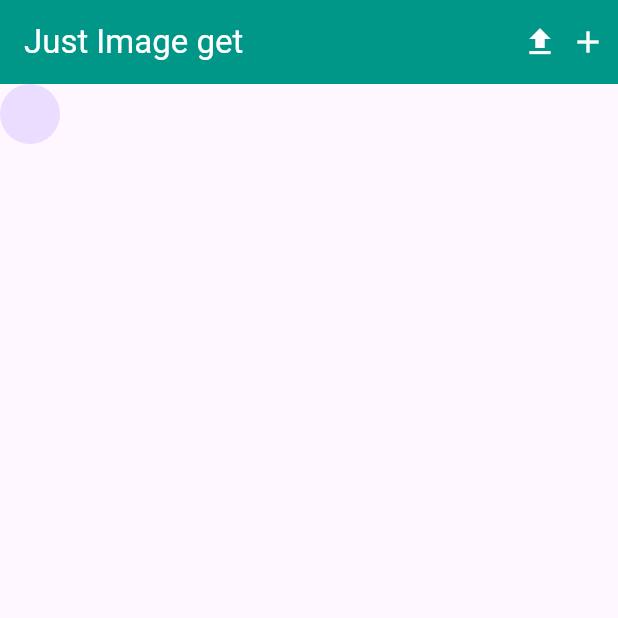
After one commit to Malik399758/Upoad_image_on_firebase, a Flutter app: the screen it shows after launch, after a tap on the "add" icon, on a phone screen of 412 x 824 dp, the top half of it. The commit adds this screen. Run offline on Flutter 3.47's test engine with Material 3 defaults, Android fonts, the phone set to English and light mode, and no system bars; our stand-ins replace cloud_firestore, firebase_auth, firebase_core, firebase_storage, google_fonts, image_picker; accounts and stored records are empty; network calls fail.

Commit message:
get image

```diff
--- a/lib/main.dart
+++ b/lib/main.dart
@@ -5,6 +5,9 @@ import 'package:firebase_storage_image/views/controllers/sign_up_provider/sign_u
 import 'package:firebase_storage_image/views/ui/auth_module/sign_up_screen.dart';
 import 'package:firebase_storage_image/views/ui/auth_module/sign_up_screen2.dart';
 import 'package:firebase_storage_image/views/ui/crud_operation/crud_operation_screen.dart';
+import 'package:firebase_storage_image/views/ui/testing/crud_operation_testing.dart';
+import 'package:firebase_storage_image/views/ui/testing/just_image_get.dart';
+import 'package:firebase_storage_image/views/ui/testing/testing_sign_up_screen.dart';
 import 'package:flutter/material.dart';
 import 'package:provider/provider.dart';
 
@@ -55,7 +58,10 @@ class MyApp extends StatelessWidget {
         colorScheme: ColorScheme.fromSeed(seedColor: Colors.deepPurple),
         useMaterial3: true,
       ),
-      home: CrudOperationScreen()
+      home: JustImageGet()
+      //CrudOperationTesting()
+      //TestingSignUpScreen()
+      //CrudOperationScreen()
       //SignUpScreen2()
       //SignUpScreen()
     );
--- /dev/null
+++ b/lib/views/ui/testing/just_image_get.dart
@@ -0,0 +1,97 @@
+import 'dart:io';
+
+import 'package:firebase_storage/firebase_storage.dart';
+import 'package:flutter/cupertino.dart';
+import 'package:flutter/material.dart';
+import 'package:image_picker/image_picker.dart';
+
+class JustImageGet extends StatefulWidget {
+  const JustImageGet({super.key});
+
+  @override
+  State<JustImageGet> createState() => _JustImageGetState();
+}
+
+class _JustImageGetState extends State<JustImageGet> {
+
+  File? _image;
+  String imageUrl = '';
+
+  // get image from gallery
+  Future<void> getImageFromGallery()async{
+    try{
+      final imagePicker = ImagePicker();
+      final selectedImage = await imagePicker.pickImage(source: ImageSource.gallery);
+
+      if(selectedImage != null){
+        setState(() {
+          _image = File(selectedImage.path);
+        });
+        ScaffoldMessenger.of(context).showSnackBar(
+            SnackBar(
+              backgroundColor: Colors.green,
+                content: Text('Image selected')));
+      }else{
+        print('Image not selected');
+      }
+
+    } catch(e){
+      print('error -------->$e');
+    }
+  }
+
+  // upload Image
+
+  Future<void> uploadImage()async{
+    try{
+      // directory
+      Reference ref = FirebaseStorage.instance.ref().child('just_images.jpg');
+      // upload
+      await ref.putFile(_image!.absolute);
+
+      // get
+      imageUrl = await ref.getDownloadURL();
+
+      print('Url ------------>${imageUrl.toString()}');
+    } catch(e){
+      print('error --->$e');
+    }
+  }
+
+  @override
+  void initState() {
+    // TODO: implement initState
+    super.initState();
+    uploadImage();
+  }
+
+  @override
+  Widget build(BuildContext context) {
+    return Scaffold(
+      appBar: AppBar(
+        actions: [
+          GestureDetector(
+            onTap: (){
+              uploadImage();
+            },
+              child: Icon(Icons.upload,color: Colors.white,)),
+          Padding(
+            padding: const EdgeInsets.all(8.0),
+            child: GestureDetector(
+              onTap: (){
+                getImageFromGallery();
+              },
+                child: Icon(Icons.add,color: Colors.white,)),
+          )
+        ],
+        title: Text('Just Image get',style: TextStyle(color: Colors.white),),
+        backgroundColor: Colors.teal,
+      ),
+      body: Column(
+        children: [
+          imageUrl.isNotEmpty ? Image.network(imageUrl,height: 100,) : CircleAvatar(),
+        ],
+      ),
+    );
+  }
+}
```
Also changed, not shown: lib/views/ui/testing/crud_operation_testing.dart (added, +205 -0 lines), lib/views/ui/testing/testing_profile.dart (added, +55 -0 lines), lib/views/ui/testing/testing_sign_up_screen.dart (added, +238 -0 lines), 1 other file.
